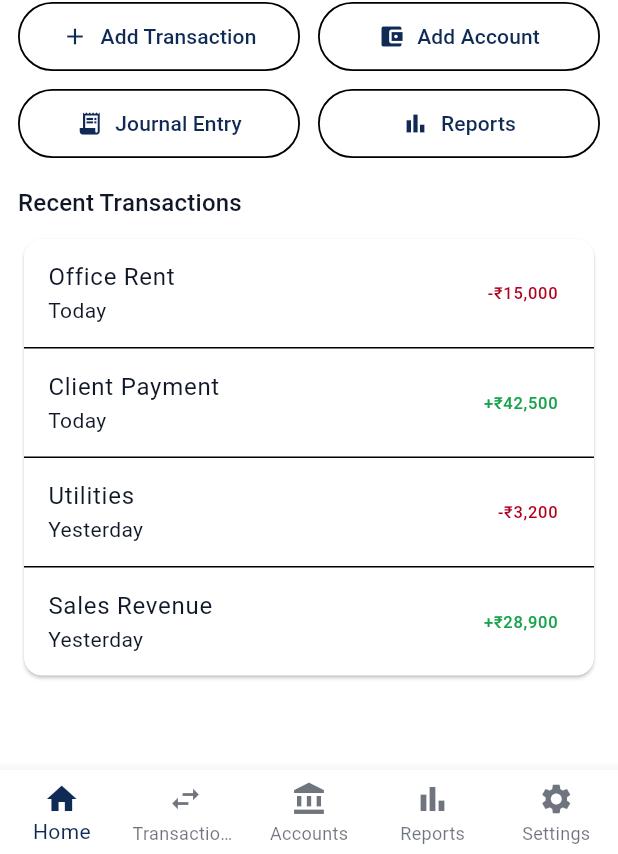
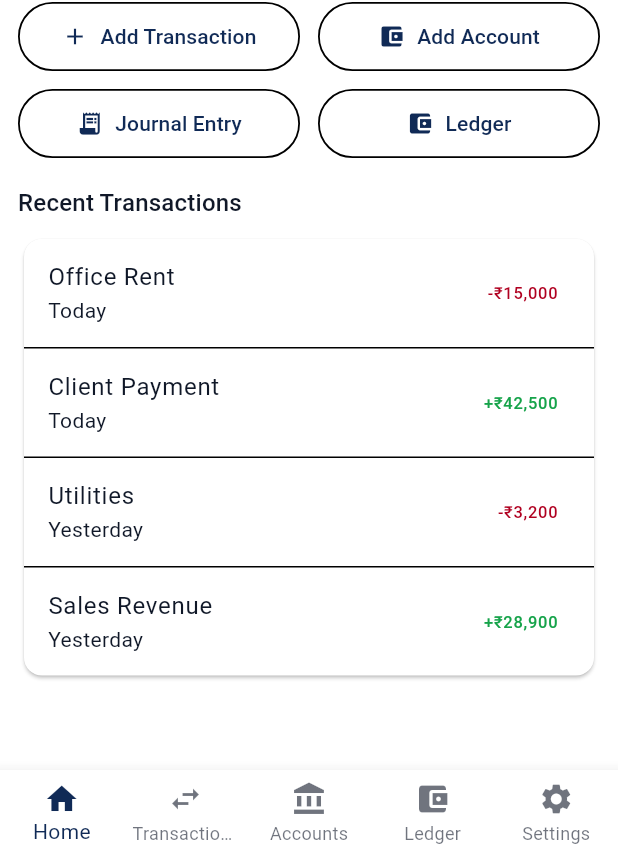
Before and after one commit to aminahnabeel/YahyaandCo-frontend-, a Flutter app: the DashboardMainScreen screen opened directly with empty values, on a phone screen of 412 x 824 dp. Shown: the part 379-1233 px from the top of the screen. Run offline on Flutter 3.47's test engine with Material 3 defaults, Android fonts, the light colour scheme and no system bars.

Commit message:
Replace Reports label with Ledger and update navigation

```diff
--- a/lib/dashboard.dart
+++ b/lib/dashboard.dart
@@ -2,7 +2,7 @@ import 'package:flutter/material.dart';
 import 'pages/home_dashboard.dart';
 import 'pages/transactions_page.dart';
 import 'pages/accounts_page.dart';
-import 'pages/reports_page.dart';
+import 'pages/ledger_accounts_page.dart';
 import 'pages/settings_page.dart';
 import 'widgets/appbar.dart';
 
@@ -16,11 +16,11 @@ class DashboardMainScreen extends StatefulWidget {
 
 class _DashboardMainScreenState extends State<DashboardMainScreen> {
   int _currentIndex = 0;
-  static const List<String> _tabTitles = [
+    static const List<String> _tabTitles = [
     'Home',
     'Transactions',
     'Accounts',
-    'Reports',
+    'Ledger',
     'Settings',
   ];
   final List<GlobalKey<NavigatorState>> _navigatorKeys = List.generate(
@@ -66,7 +66,7 @@ class _DashboardMainScreenState extends State<DashboardMainScreen> {
       HomeDashboard(businessName: widget.businessName),
       const TransactionsPage(),
       const AccountsPage(),
-      const ReportsPage(),
+      const LedgerAccountsPage(),
       const SettingsPage(),
     ];
 
@@ -103,8 +103,8 @@ class _DashboardMainScreenState extends State<DashboardMainScreen> {
               label: 'Accounts',
             ),
             BottomNavigationBarItem(
-              icon: Icon(Icons.bar_chart),
-              label: 'Reports',
+              icon: Icon(Icons.account_balance_wallet),
+              label: 'Ledger',
             ),
             BottomNavigationBarItem(
               icon: Icon(Icons.settings),
--- a/lib/pages/home_dashboard.dart
+++ b/lib/pages/home_dashboard.dart
@@ -169,7 +169,7 @@ class HomeDashboard extends StatelessWidget {
                 ),
                 const SizedBox(width: 12),
                 Expanded(
-                  child: _actionButton(context, 'Reports', Icons.bar_chart),
+                  child: _actionButton(context, 'Ledger', Icons.account_balance_wallet),
                 ),
               ],
             ),
```
